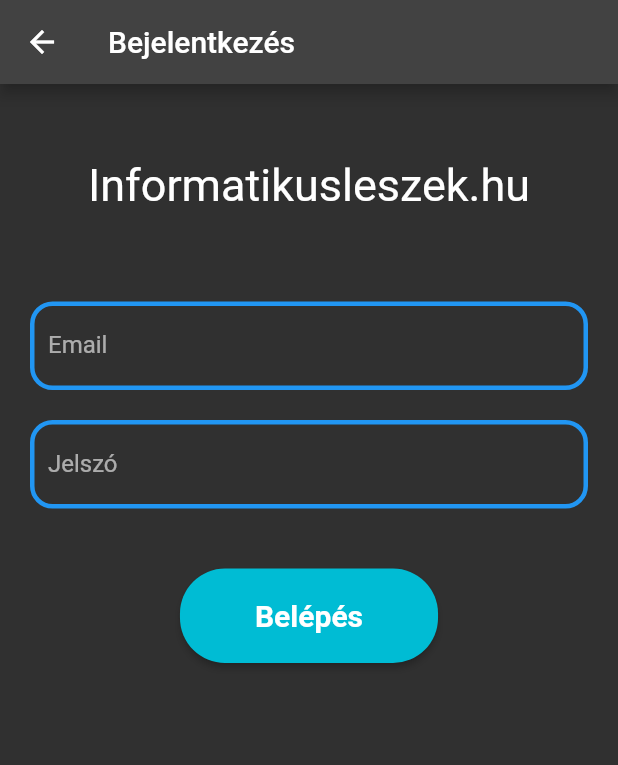
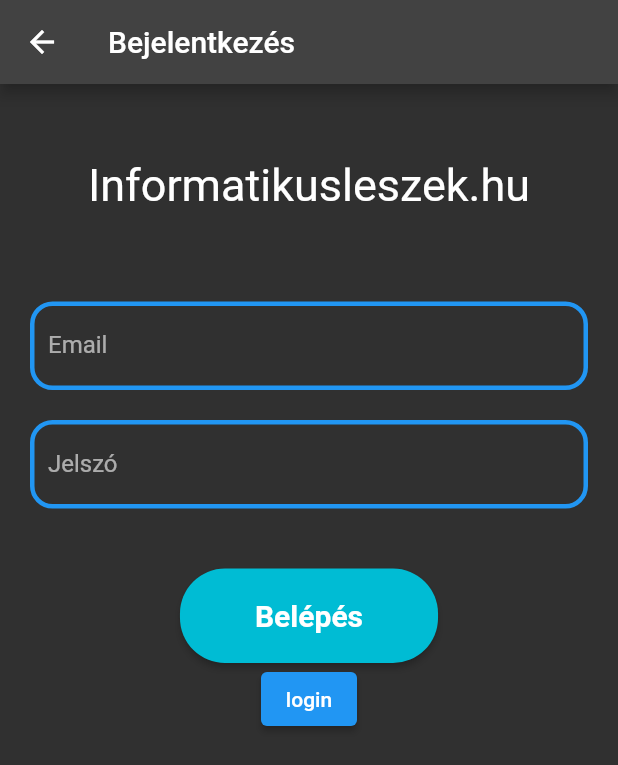
Before and after one commit to ilikecoding34/InformatikusleszekApp, a Flutter app: the LoginScreen screen opened directly, on a phone screen of 412 x 824 dp. Shown: the top 765 px of the screen. Run offline on Flutter 3.47's test engine with Material 2 defaults, Android fonts, the light colour scheme and no system bars; our stand-ins replace dio, flutter_secure_storage, shared_preferences; accounts and stored records are empty; network calls fail.

Commit message:
registration

```diff
--- a/lib/screens/login_page.dart
+++ b/lib/screens/login_page.dart
@@ -31,6 +31,7 @@
 
   @override
   Widget build(BuildContext context) {
+    bool reg = Provider.of<AuthService>(context, listen: true).bregistration;
     bool loggedin =
         Provider.of<AuthService>(context, listen: true).authenticated;
     return Scaffold(
@@ -93,7 +94,8 @@
                       )),
                   visible: !loggedin,
                 ),
-                ElevatedButton(
+                reg
+                    ? ElevatedButton(
                         style: ElevatedButton.styleFrom(
                             primary: Colors.cyan,
                             shape: RoundedRectangleBorder(
@@ -116,6 +118,35 @@
                             ? const Text('Belépve')
                             : const Text('Belépés',
                                 style: TextStyle(fontSize: UIconfig.mySize)))
+                    : ElevatedButton(
+                        style: ElevatedButton.styleFrom(
+                            primary: Colors.cyan,
+                            shape: RoundedRectangleBorder(
+                              borderRadius: BorderRadius.circular(30.0),
+                            ),
+                            padding: const EdgeInsets.symmetric(
+                                horizontal: 50, vertical: 20),
+                            textStyle: const TextStyle(
+                                fontSize: 30, fontWeight: FontWeight.bold)),
+                        onPressed: () async {
+                          Map creds = {
+                            'email': _email.text,
+                            'password': _password.text,
+                          };
+                          await Provider.of<AuthService>(context, listen: false)
+                              .registration(creds: creds)
+                              .then((value) => {Navigator.pop(context)});
+                        },
+                        child: loggedin
+                            ? const Text('Belépve')
+                            : const Text('Belépés',
+                                style: TextStyle(fontSize: UIconfig.mySize))),
+                ElevatedButton(
+                    onPressed: () =>
+                        Provider.of<AuthService>(context, listen: false)
+                            .bregistration,
+                    child:
+                        reg ? const Text('Registration') : const Text('login')),
               ],
             )
           ],
--- a/pubspec.yaml
+++ b/pubspec.yaml
@@ -15,7 +15,7 @@
 # In iOS, build-name is used as CFBundleShortVersionString while build-number used as CFBundleVersion.
 # Read more about iOS versioning at
 # https://developer.apple.com/library/archive/documentation/General/Reference/InfoPlistKeyReference/Articles/CoreFoundationKeys.html
-version: 1.0.0+1
+version: 2.0.0+2
 
 environment:
   sdk: ">=2.14.0 <3.0.0"
```
Also changed, not shown: lib/services/auth_service.dart (+19 -0 lines), pubspec.lock, 7 other files. Lines whose indentation alone changed are shown as unchanged.
